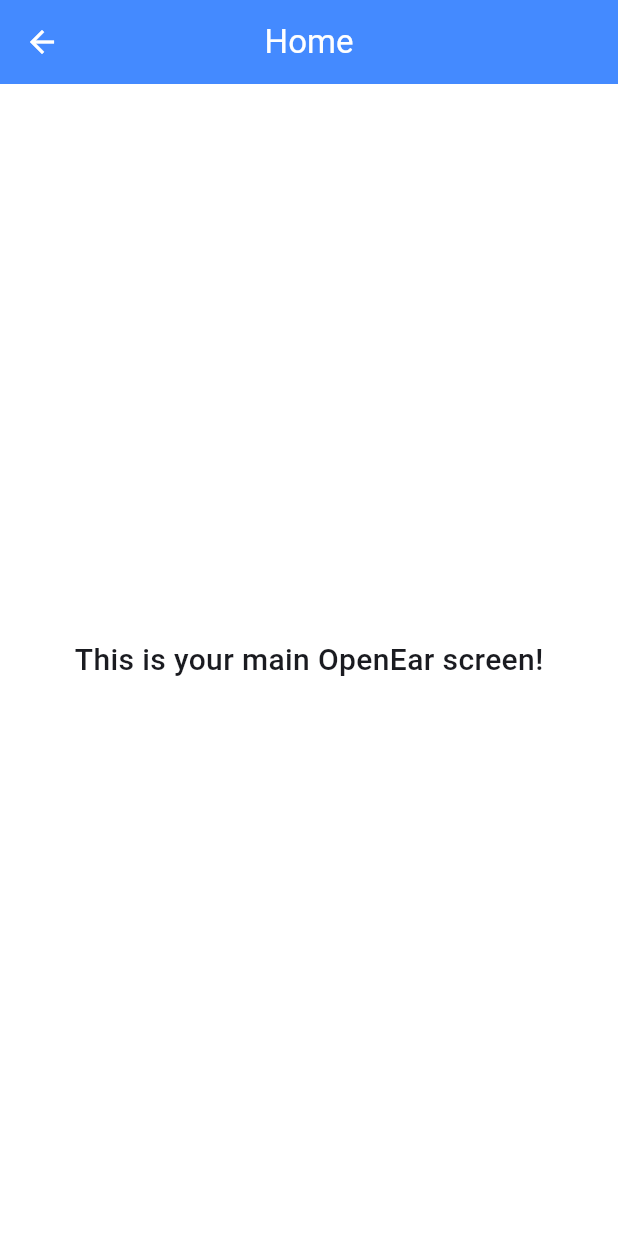
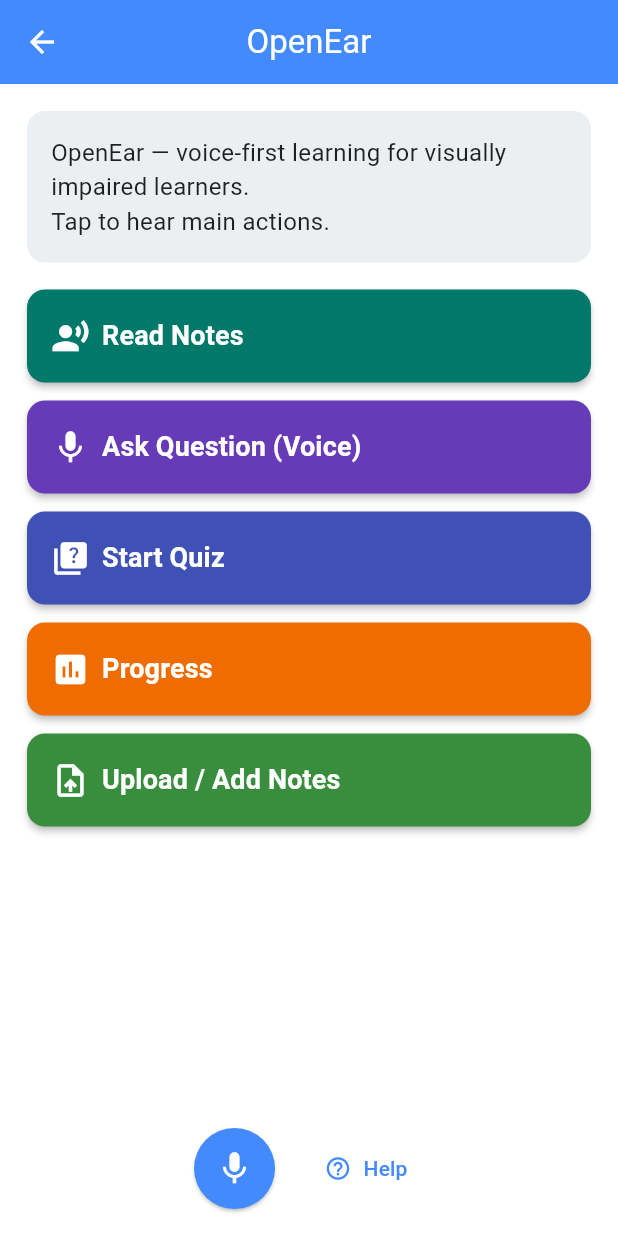
Before and after one commit to JeanKathlee/SE-OpenEar, a Flutter app: the screen it shows after launch, after a tap on "Get Started", on a phone screen of 412 x 824 dp. Run offline on Flutter 3.47's test engine with Material 3 defaults, Android fonts, the phone set to English and light mode, and no system bars.

Commit message:
Adding features in the homepage

```diff
--- a/lib/screens/home_page.dart
+++ b/lib/screens/home_page.dart
@@ -1,21 +1,192 @@
 import 'package:flutter/material.dart';
 
-class HomePage extends StatelessWidget {
+class HomePage extends StatefulWidget {
   const HomePage({super.key});
+
+  @override
+  State<HomePage> createState() => _HomePageState();
+}
+
+class _HomePageState extends State<HomePage> {
+  bool _listening = false;
+
+  void _showInfo(String title, String subtitle) {
+    if (!mounted) return;
+    ScaffoldMessenger.of(context).showSnackBar(
+      SnackBar(
+        content: Text('$title — $subtitle'),
+        duration: const Duration(seconds: 2),
+      ),
+    );
+  }
+
+  void _onReadNotes() => _showInfo(
+    'Read Notes',
+    'Will read saved study materials (TTS added later).',
+  );
+  void _onAskQuestion() => _showInfo(
+    'Ask Question',
+    'Opens voice question input (STT added later).',
+  );
+  void _onStartQuiz() =>
+      _showInfo('Start Quiz', 'Starts quiz flow (voice-driven).');
+  void _onProgress() =>
+      _showInfo('Progress', 'Shows saved quiz progress (CSV).');
+  void _onUploadNotes() =>
+      _showInfo('Upload Notes', 'Upload or paste study notes.');
+
+  void _toggleListening() {
+    setState(() => _listening = !_listening);
+    _showInfo('Voice Mode', _listening ? 'Enabled' : 'Disabled');
+  }
+
+  Widget _buildActionButton({
+    required String label,
+    required IconData icon,
+    required VoidCallback onPressed,
+    Color color = Colors.blueAccent,
+  }) {
+    return Semantics(
+      button: true,
+      label: label,
+      child: SizedBox(
+        width: double.infinity,
+        child: ElevatedButton.icon(
+          onPressed: onPressed,
+          icon: Icon(icon, size: 26, color: Colors.white),
+          label: Align(
+            alignment: Alignment.centerLeft,
+            child: Text(
+              label,
+              style: const TextStyle(
+                fontSize: 18,
+                fontWeight: FontWeight.w700,
+                color: Colors.white, // high contrast label color
+              ),
+            ),
+          ),
+          style: ElevatedButton.styleFrom(
+            backgroundColor: color,
+            foregroundColor:
+                Colors.white, // ensures icon + label are white on all platforms
+            padding: const EdgeInsets.symmetric(vertical: 18, horizontal: 16),
+            shape: RoundedRectangleBorder(
+              borderRadius: BorderRadius.circular(12),
+            ),
+            elevation: 2,
+          ),
+        ),
+      ),
+    );
+  }
 
   @override
   Widget build(BuildContext context) {
     return Scaffold(
       appBar: AppBar(
-        title: const Text('Home'),
+        title: const Text('OpenEar'),
+        centerTitle: true,
         backgroundColor: Colors.blueAccent,
         foregroundColor: Colors.white,
-        centerTitle: true,
       ),
-      body: const Center(
-        child: Text(
-          'This is your main OpenEar screen!',
-          style: TextStyle(fontSize: 20, fontWeight: FontWeight.w500),
+      body: SafeArea(
+        child: Padding(
+          padding: const EdgeInsets.all(18.0),
+          child: Column(
+            children: [
+              InkWell(
+                onTap: () => _showInfo(
+                  'Welcome',
+                  'Main actions: Read Notes, Ask Question, Start Quiz, Progress.',
+                ),
+                child: Container(
+                  width: double.infinity,
+                  padding: const EdgeInsets.all(16),
+                  decoration: BoxDecoration(
+                    color: Colors.blueGrey.shade50,
+                    borderRadius: BorderRadius.circular(12),
+                  ),
+                  child: const Text(
+                    'OpenEar — voice-first learning for visually impaired learners.\nTap to hear main actions.',
+                    style: TextStyle(
+                      fontSize: 16,
+                      color: Colors
+                          .black87, // darker for good contrast on light background
+                    ),
+                  ),
+                ),
+              ),
+              const SizedBox(height: 18),
+              _buildActionButton(
+                label: 'Read Notes',
+                icon: Icons.record_voice_over,
+                onPressed: _onReadNotes,
+                color: Colors.teal.shade700,
+              ),
+              const SizedBox(height: 12),
+              _buildActionButton(
+                label: 'Ask Question (Voice)',
+                icon: Icons.mic,
+                onPressed: _onAskQuestion,
+                color: Colors.deepPurple,
+              ),
+              const SizedBox(height: 12),
+              _buildActionButton(
+                label: 'Start Quiz',
+                icon: Icons.quiz,
+                onPressed: _onStartQuiz,
+                color: Colors.indigo,
+              ),
+              const SizedBox(height: 12),
+              _buildActionButton(
+                label: 'Progress',
+                icon: Icons.insert_chart,
+                onPressed: _onProgress,
+                color: Colors.orange.shade800,
+              ),
+              const SizedBox(height: 12),
+              _buildActionButton(
+                label: 'Upload / Add Notes',
+                icon: Icons.upload_file,
+                onPressed: _onUploadNotes,
+                color: Colors.green.shade700,
+              ),
+              const Spacer(),
+              Row(
+                mainAxisAlignment: MainAxisAlignment.center,
+                children: [
+                  ElevatedButton(
+                    onPressed: _toggleListening,
+                    style: ElevatedButton.styleFrom(
+                      backgroundColor: _listening
+                          ? Colors.redAccent
+                          : Colors.blueAccent,
+                      shape: const CircleBorder(),
+                      padding: const EdgeInsets.all(14),
+                      foregroundColor: Colors.white,
+                    ),
+                    child: Icon(
+                      _listening ? Icons.mic_off : Icons.mic,
+                      color: Colors.white,
+                      size: 26,
+                    ),
+                  ),
+                  const SizedBox(width: 16),
+                  TextButton.icon(
+                    onPressed: () => _showInfo(
+                      'Help',
+                      'Say "help" — voice commands will be added later.',
+                    ),
+                    icon: const Icon(Icons.help_outline),
+                    label: const Text('Help'),
+                    style: TextButton.styleFrom(
+                      foregroundColor: Colors.blueAccent,
+                    ),
+                  ),
+                ],
+              ),
+            ],
+          ),
         ),
       ),
     );
```
